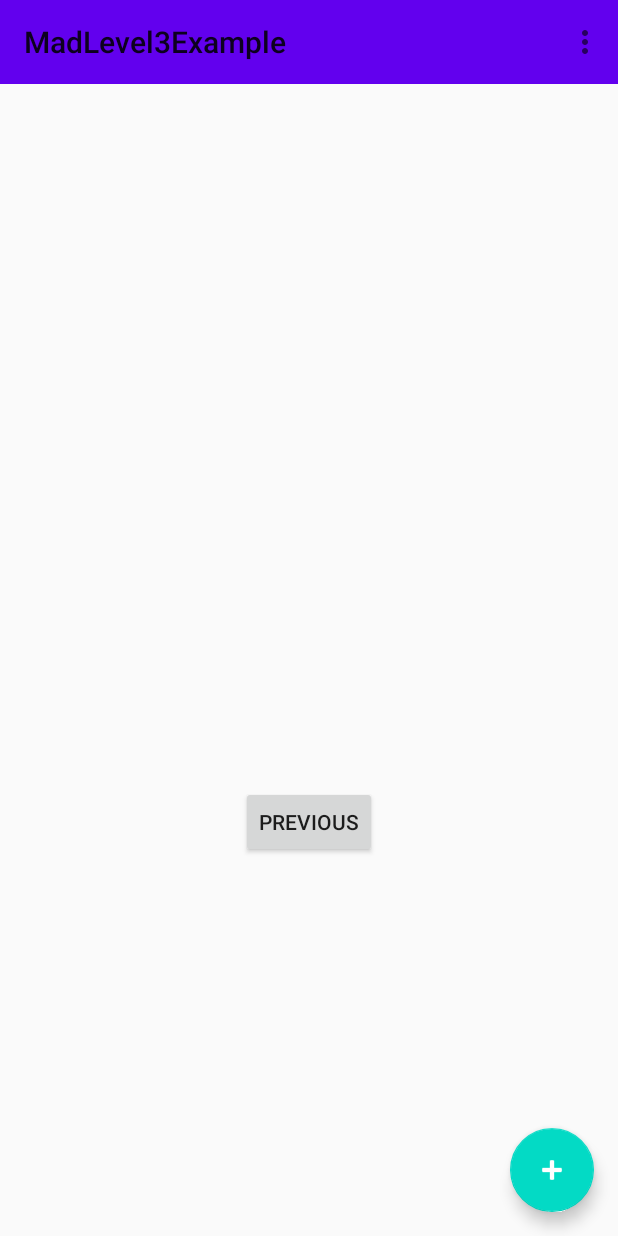
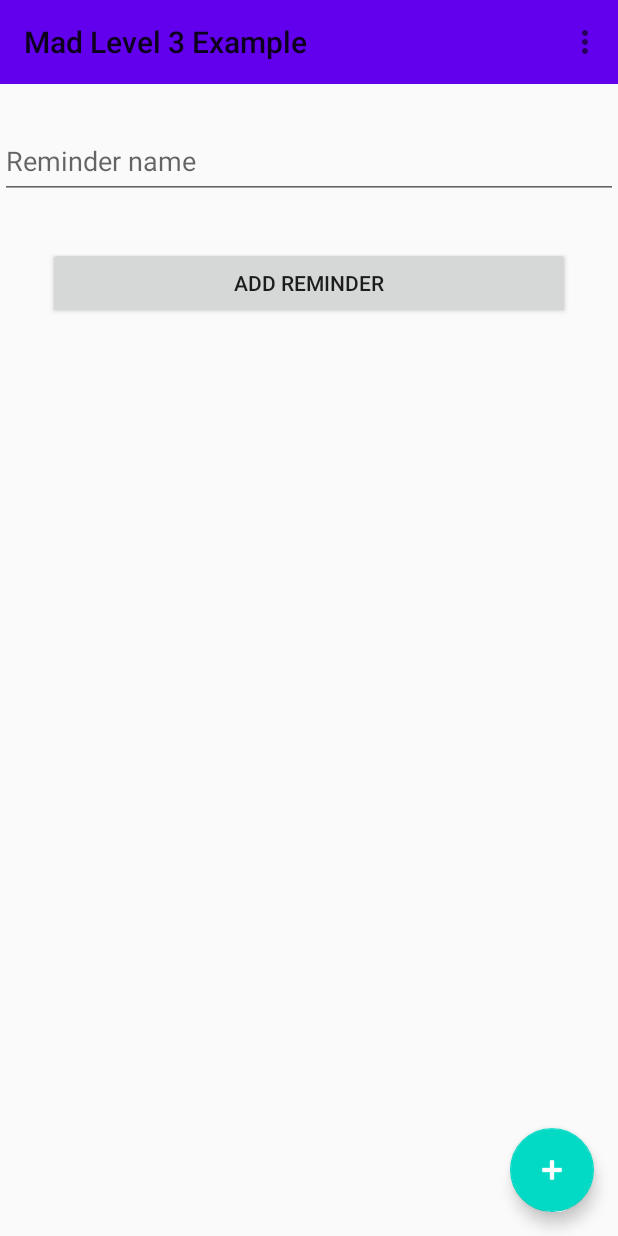
Before and after one commit to M-BenAli-HvA/MadLevel5Example, an Android app: the AddReminderFragment screen opened through its navigation route, on a phone screen of 412 x 824 dp. Run offline under Robolectric (Android 15) with nearby library versions, the phone set to English and light mode, and no system bars.

Commit message:
Setup layout and models

```diff
--- a/app/build.gradle
+++ b/app/build.gradle
@@ -31,6 +31,8 @@ android {
     }
 }
 
+def fragment_version = "1.3.0-alpha06"
+
 dependencies {
     implementation fileTree(dir: "libs", include: ["*.jar"])
     implementation "org.jetbrains.kotlin:kotlin-stdlib:$kotlin_version"
@@ -38,6 +40,7 @@ dependencies {
     implementation 'androidx.appcompat:appcompat:1.2.0'
     implementation 'com.google.android.material:material:1.2.1'
     implementation 'androidx.constraintlayout:constraintlayout:2.0.1'
+    implementation "androidx.fragment:fragment-ktx:$fragment_version"
     implementation 'androidx.navigation:navigation-fragment-ktx:2.1.0'
     implementation 'androidx.navigation:navigation-ui-ktx:2.1.0'
     testImplementation 'junit:junit:4.12'
--- a/app/src/main/java/com/example/madlevel3example/AddReminderFragment.kt
+++ b/app/src/main/java/com/example/madlevel3example/AddReminderFragment.kt
@@ -24,6 +24,5 @@ class AddReminderFragment : Fragment() {
     override fun onViewCreated(view: View, savedInstanceState: Bundle?) {
         super.onViewCreated(view, savedInstanceState)
 
-
     }
 }
--- /dev/null
+++ b/app/src/main/java/com/example/madlevel3example/Reminder.kt
@@ -0,0 +1,3 @@
+package com.example.madlevel3example
+
+data class Reminder(var reminderText: String)
--- a/app/src/main/java/com/example/madlevel3example/RemindersFragment.kt
+++ b/app/src/main/java/com/example/madlevel3example/RemindersFragment.kt
@@ -5,17 +5,19 @@ import androidx.fragment.app.Fragment
 import android.view.LayoutInflater
 import android.view.View
 import android.view.ViewGroup
-import android.widget.Button
-import androidx.navigation.fragment.findNavController
+import com.example.madlevel2example.ReminderAdapter
 
 /**
  * A simple [Fragment] subclass as the default destination in the navigation.
  */
 class RemindersFragment : Fragment() {
 
+    private val reminders = arrayListOf<Reminder>()
+    private val reminderAdapter = ReminderAdapter(reminders)
+
     override fun onCreateView(
-            inflater: LayoutInflater, container: ViewGroup?,
-            savedInstanceState: Bundle?
+        inflater: LayoutInflater, container: ViewGroup?,
+        savedInstanceState: Bundle?
     ): View? {
         // Inflate the layout for this fragment
         return inflater.inflate(R.layout.fragment_reminders, container, false)
@@ -23,7 +25,10 @@ class RemindersFragment : Fragment() {
 
     override fun onViewCreated(view: View, savedInstanceState: Bundle?) {
         super.onViewCreated(view, savedInstanceState)
+        initViews()
+    }
 
+    private fun initViews() {
 
     }
 }
--- a/app/src/main/res/layout/fragment_add_reminder.xml
+++ b/app/src/main/res/layout/fragment_add_reminder.xml
@@ -7,21 +7,39 @@
     tools:context=".AddReminderFragment">
 
     <TextView
-        android:id="@+id/textview_second"
+        android:id="@+id/addReminderTv"
         android:layout_width="wrap_content"
         android:layout_height="wrap_content"
-        app:layout_constraintBottom_toTopOf="@id/button_second"
+        android:layout_marginTop="16dp"
+        android:text="@string/add_your_reminder"
+        android:textSize="24sp"
+        android:textStyle="bold"
         app:layout_constraintEnd_toEndOf="parent"
+        app:layout_constraintHorizontal_bias="0.0"
         app:layout_constraintStart_toStartOf="parent"
         app:layout_constraintTop_toTopOf="parent" />
 
-    <Button
-        android:id="@+id/button_second"
-        android:layout_width="wrap_content"
-        android:layout_height="wrap_content"
-        android:text="@string/previous"
+    <EditText
+        android:id="@+id/inputReminder"
+        android:layout_width="match_parent"
+        android:layout_height="50dp"
+        android:autofillHints=""
+        android:hint="@string/reminder_name"
         app:layout_constraintBottom_toBottomOf="parent"
         app:layout_constraintEnd_toEndOf="parent"
+        app:layout_constraintHorizontal_bias="0.0"
         app:layout_constraintStart_toStartOf="parent"
-        app:layout_constraintTop_toBottomOf="@id/textview_second" />
+        app:layout_constraintTop_toTopOf="parent"
+        app:layout_constraintVertical_bias="0.107" />
+
+    <Button
+        android:id="@+id/btnAddReminder"
+        android:layout_width="0dp"
+        android:layout_height="wrap_content"
+        android:layout_marginStart="4dp"
+        android:layout_margin="32dp"
+        android:text="@string/add_reminder"
+        app:layout_constraintStart_toStartOf="parent"
+        app:layout_constraintEnd_toEndOf="parent"
+        app:layout_constraintTop_toBottomOf="@+id/inputReminder" />
 </androidx.constraintlayout.widget.ConstraintLayout>
--- a/app/src/main/res/values/strings.xml
+++ b/app/src/main/res/values/strings.xml
@@ -1,5 +1,5 @@
 <resources>
-    <string name="app_name">MadLevel3Example</string>
+    <string name="app_name">Mad Level 3 Example</string>
     <string name="action_settings">Settings</string>
     <!-- Strings used for fragments for navigation -->
     <string name="first_fragment_label">First Fragment</string>
@@ -9,4 +9,11 @@
 
     <string name="hello_first_fragment">Hello first fragment</string>
     <string name="hello_second_fragment">Hello second fragment. Arg: %1$s</string>
+
+    <string name="reminders">Reminders</string>
+    <string name="see_below">See below for all your reminders</string>
+    <string name="add_your_reminder">Add your reminder</string>
+    <string name="add_reminder">Add reminder</string>
+    <string name="reminder_name">Reminder name</string>
+    <string name="not_valid_reminder">Invalid reminder</string>
 </resources>
```
Also changed, not shown: app/src/main/java/com/example/madlevel3example/ReminderAdapter.kt (added, +33 -0 lines), app/src/main/res/layout/fragment_reminders.xml (+35 -3 lines), app/src/main/res/layout/item_reminder.xml (+17 -4 lines).
